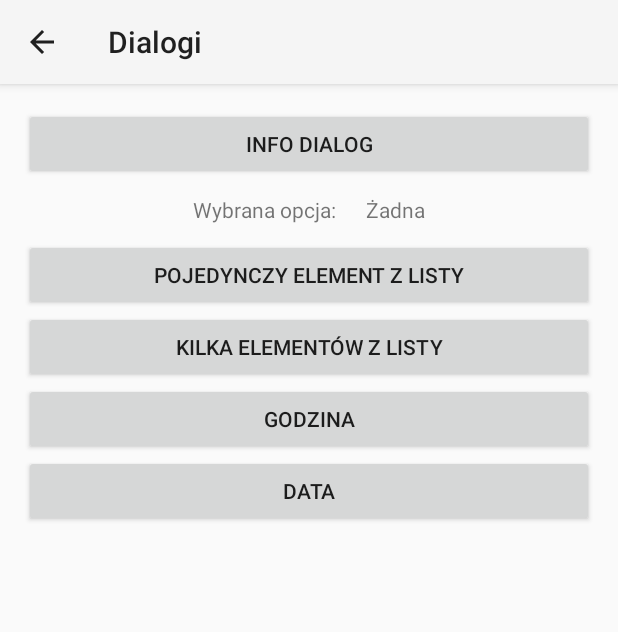
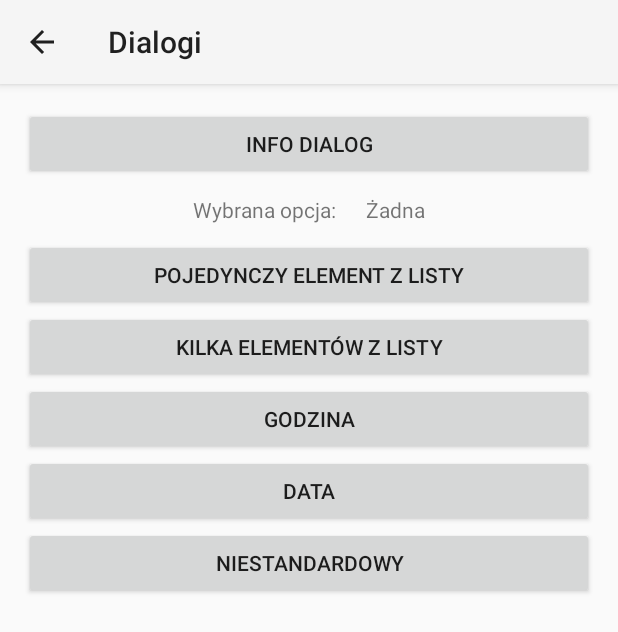
Before and after one commit to javastartpl/android-podstawy-lekcje, an Android app: the DialogActivity screen opened directly, with no data from a screen before it, on a phone screen of 412 x 824 dp. Shown: the top 632 px of the screen. Run offline under Robolectric (Android 15) with nearby library versions, the phone set to English and light mode, and no system bars.

Commit message:
Custom dialog

```diff
--- a/app/src/main/java/pl/javastart/ap/dialog/DialogActivity.java
+++ b/app/src/main/java/pl/javastart/ap/dialog/DialogActivity.java
@@ -77,4 +77,9 @@ public class DialogActivity extends Activity implements DialogInterface.OnClickL
         datePickerDialogFragment.show(getFragmentManager(), null);
     }
 
+
+    public void customDialog(View view) {
+        CustomDialogFragment customDialogFragment = new CustomDialogFragment();
+        customDialogFragment.show(getFragmentManager(), null);
+    }
 }
--- a/app/src/main/res/layout/activity_dialog.xml
+++ b/app/src/main/res/layout/activity_dialog.xml
@@ -17,6 +17,30 @@
         android:layout_alignParentTop="true"
         android:onClick="infoDialog"
         android:text="Info dialog" />
+
+    <LinearLayout
+        android:layout_width="match_parent"
+        android:layout_height="wrap_content"
+        android:gravity="center"
+        android:orientation="horizontal"
+        android:layout_below="@+id/button10"
+        android:layout_alignParentRight="true"
+        android:layout_alignParentEnd="true"
+        android:id="@+id/linearLayout2">
+
+        <TextView
+            android:layout_width="wrap_content"
+            android:layout_height="wrap_content"
+            android:padding="10dp"
+            android:text="Wybrana opcja:" />
+
+        <TextView
+            android:layout_width="wrap_content"
+            android:layout_height="wrap_content"
+            android:padding="10dp"
+            android:id="@+id/selected_option_text"
+            android:text="Żadna" />
+    </LinearLayout>
 
     <Button
         android:id="@+id/button11"
@@ -55,28 +79,15 @@
         android:onClick="dateSelectionDialog"
         android:text="Data" />
 
-    <LinearLayout
+    <Button
+        android:id="@+id/buttonCustomDialog"
         android:layout_width="match_parent"
         android:layout_height="wrap_content"
-        android:gravity="center"
-        android:orientation="horizontal"
-        android:layout_below="@+id/button10"
-        android:layout_alignParentRight="true"
-        android:layout_alignParentEnd="true"
-        android:id="@+id/linearLayout2">
+        android:layout_below="@+id/button14"
+        android:layout_centerHorizontal="true"
+        android:onClick="customDialog"
+        android:text="Niestandardowy" />
 
-        <TextView
-            android:layout_width="wrap_content"
-            android:layout_height="wrap_content"
-            android:padding="10dp"
-            android:text="Wybrana opcja:" />
 
-        <TextView
-            android:layout_width="wrap_content"
-            android:layout_height="wrap_content"
-            android:padding="10dp"
-            android:id="@+id/selected_option_text"
-            android:text="Żadna" />
-    </LinearLayout>
 
 </RelativeLayout>
```
Also changed, not shown: app/src/main/java/pl/javastart/ap/dialog/CustomDialogFragment.java (added, +25 -0 lines), app/src/main/res/layout/dialog_custom.xml (added, +22 -0 lines).
